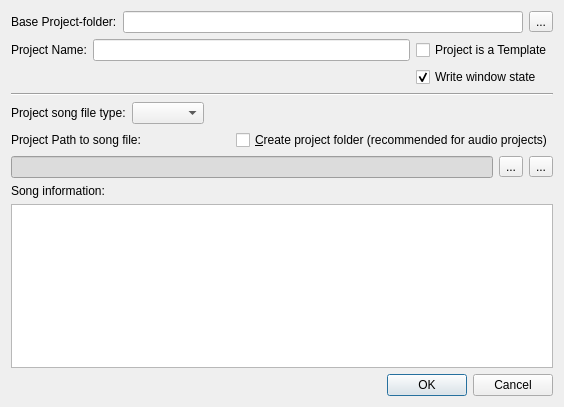
First picture: the form in muse3/muse/components/projectcreate.ui, repository emrum/muse, before the edit.
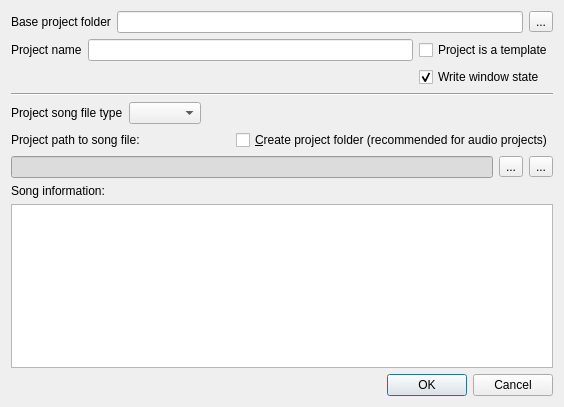
Second picture: the form after the edit.

Commit message: Text/compatibility fixes

```diff
--- a/muse3/muse/components/projectcreate.ui
+++ b/muse3/muse/components/projectcreate.ui
@@ -19,7 +19,7 @@
      <item>
       <widget class="QLabel" name="label_5">
        <property name="text">
-        <string>Base Project-folder:</string>
+        <string>Base project folder</string>
        </property>
       </widget>
      </item>
@@ -47,7 +47,7 @@
      <item row="0" column="0">
       <widget class="QLabel" name="label_2">
        <property name="text">
-        <string>Project Name:</string>
+        <string>Project name</string>
        </property>
       </widget>
      </item>
@@ -60,7 +60,7 @@
         <string>Checking this will cause the project to be saved in the templates folder</string>
        </property>
        <property name="text">
-        <string>Project is a Template</string>
+        <string>Project is a template</string>
        </property>
       </widget>
      </item>
@@ -101,7 +101,7 @@
      <item>
       <widget class="QLabel" name="label_4">
        <property name="text">
-        <string>Project song file type:</string>
+        <string>Project song file type</string>
        </property>
       </widget>
      </item>
@@ -128,7 +128,7 @@
      <item>
       <widget class="QLabel" name="label">
        <property name="text">
-        <string>Project Path to song file:</string>
+        <string>Project path to song file:</string>
        </property>
       </widget>
      </item>
```
Left out of the diff: 34 changed lines with no effect on the pictures. The commit also changes 1 other file.
